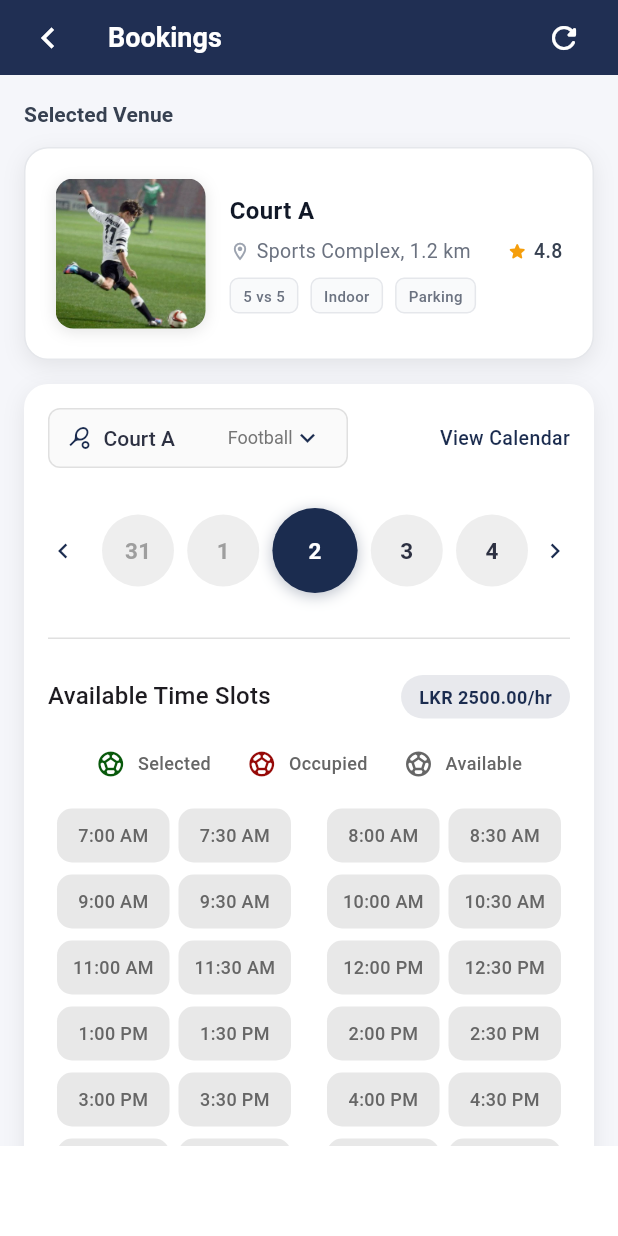
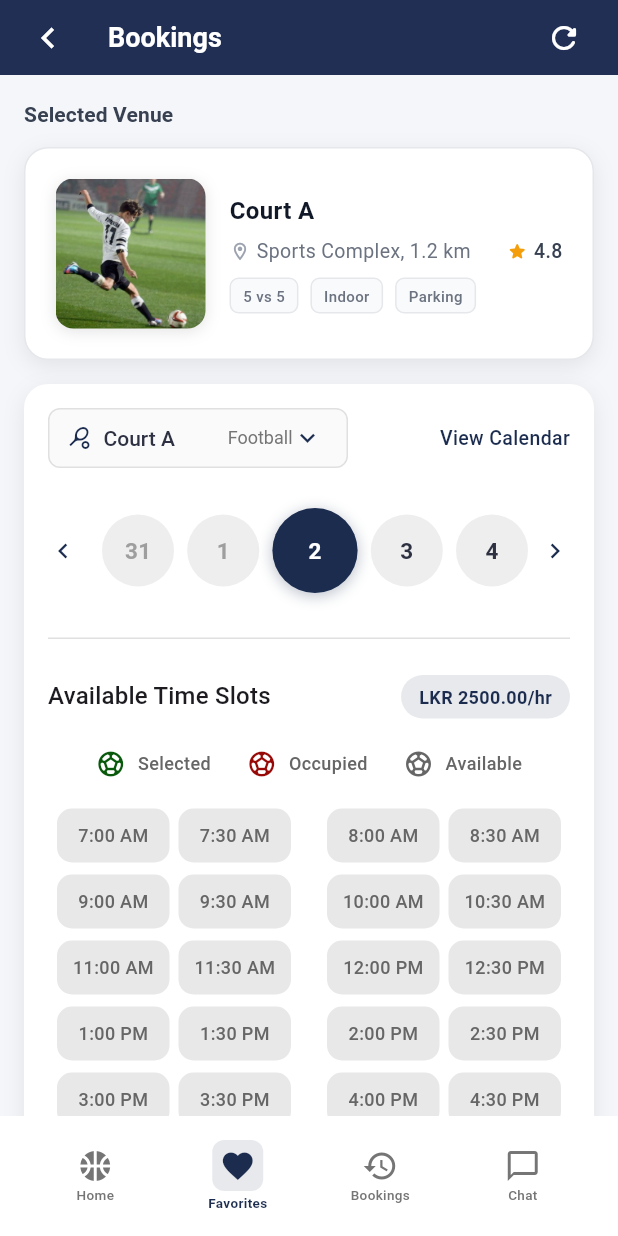
Before and after one commit to niththilan/Athlon-user, a Flutter app: the SlotsPage screen opened directly, on a phone screen of 412 x 824 dp. Run offline on Flutter 3.47's test engine with Material 3 defaults, Android fonts, the phone set to English and light mode, and no system bars; our stand-ins replace font_awesome_flutter; Roboto replaces fonts that are missing (Poppins).

Commit message:
imported footer in bookings

```diff
--- a/lib/customers/bookings.dart
+++ b/lib/customers/bookings.dart
@@ -2,6 +2,7 @@
 
 import 'package:flutter/material.dart';
 import 'package:intl/intl.dart';
+import 'footer.dart';
 
 // Data models (matching homepage structure)
 class Facility {
@@ -1775,7 +1776,14 @@ class _SlotsPageState extends State<SlotsPage> with WidgetsBindingObserver {
             ],
           ),
         ),
-        bottomNavigationBar: Container(height: 60, color: Colors.white),
+        bottomNavigationBar: AppFooter(
+          currentIndex: currentFooterIndex,
+          onTabSelected: (index) {
+            setState(() {
+              currentFooterIndex = index;
+            });
+          },
+        ),
       );
     }
 
@@ -1925,8 +1933,14 @@ class _SlotsPageState extends State<SlotsPage> with WidgetsBindingObserver {
           ],
         ),
       ),
-      // Removed UnifiedAppFooter - replace with empty container or implement your own footer
-      bottomNavigationBar: Container(height: 60, color: Colors.white),
+      bottomNavigationBar: AppFooter(
+        currentIndex: currentFooterIndex,
+        onTabSelected: (index) {
+          setState(() {
+            currentFooterIndex = index;
+          });
+        },
+      ),
     );
   }
 
```
